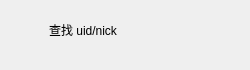
This is frontEnd/chatProject/adduseritem.ui in proacane/CppChatProject as Qt 5 draws it before an edit. The edited form follows.
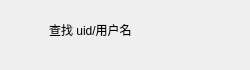
This is the edited form.

What changed in the file:
```diff
--- a/frontEnd/chatProject/adduseritem.ui
+++ b/frontEnd/chatProject/adduseritem.ui
@@ -57,7 +57,7 @@
    <item>
     <widget class="QLabel" name="message_tip">
      <property name="text">
-      <string>查找 uid/nick</string>
+      <string>查找 uid/用户名</string>
      </property>
     </widget>
    </item>
```
